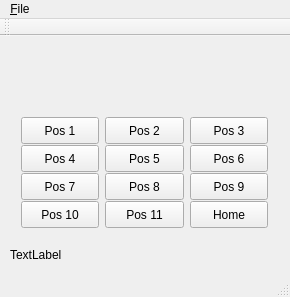
xyficu/flifilterwheelqt, file mainwindow.ui: the form before one commit.
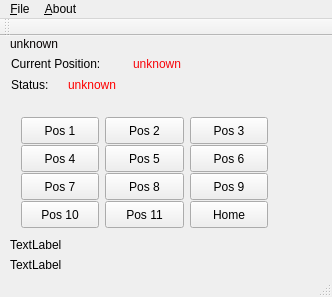
The form after the commit.

What changed in the file:
```diff
--- a/mainwindow.ui
+++ b/mainwindow.ui
@@ -6,7 +6,7 @@
    <rect>
     <x>0</x>
     <y>0</y>
-    <width>290</width>
+    <width>332</width>
     <height>297</height>
    </rect>
   </property>
@@ -18,7 +18,7 @@
     <property name="geometry">
      <rect>
       <x>10</x>
-      <y>210</y>
+      <y>200</y>
       <width>67</width>
       <height>17</height>
      </rect>
@@ -27,57 +27,83 @@
      <string>TextLabel</string>
     </property>
    </widget>
-   <widget class="QWidget" name="">
+   <widget class="QLabel" name="label">
     <property name="geometry">
      <rect>
+      <x>11</x>
+      <y>20</y>
+      <width>116</width>
+      <height>17</height>
+     </rect>
+    </property>
+    <property name="text">
+     <string>&lt;html&gt;&lt;head/&gt;&lt;body&gt;&lt;p&gt;Current Position:&lt;/p&gt;&lt;/body&gt;&lt;/html&gt;</string>
+    </property>
+   </widget>
+   <widget class="QLabel" name="label_2">
+    <property name="geometry">
+     <rect>
+      <x>11</x>
+      <y>41</y>
+      <width>47</width>
+      <height>17</height>
+     </rect>
+    </property>
+    <property name="text">
+     <string>&lt;html&gt;&lt;head/&gt;&lt;body&gt;&lt;p&gt;Status:&lt;/p&gt;&lt;/body&gt;&lt;/html&gt;</string>
+    </property>
+   </widget>
+   <widget class="QLabel" name="label_CurPos">
+    <property name="geometry">
+     <rect>
+      <x>133</x>
+      <y>20</y>
+      <width>63</width>
+      <height>17</height>
+     </rect>
+    </property>
+    <property name="text">
+     <string>&lt;html&gt;&lt;head/&gt;&lt;body&gt;&lt;p&gt;&lt;span style=&quot; color:#f7050b;&quot;&gt;unknown&lt;/span&gt;&lt;/p&gt;&lt;/body&gt;&lt;/html&gt;</string>
+    </property>
+   </widget>
+   <widget class="QLabel" name="label_libVer">
+    <property name="geometry">
+     <rect>
       <x>10</x>
-      <y>10</y>
-      <width>191</width>
-      <height>19</height>
+      <y>0</y>
+      <width>67</width>
+      <height>17</height>
      </rect>
     </property>
-    <layout class="QHBoxLayout" name="horizontalLayout">
-     <item>
-      <widget class="QLabel" name="label">
-       <property name="text">
-        <string>&lt;html&gt;&lt;head/&gt;&lt;body&gt;&lt;p&gt;Current Position:&lt;/p&gt;&lt;/body&gt;&lt;/html&gt;</string>
-       </property>
-      </widget>
-     </item>
-     <item>
-      <widget class="QLabel" name="label_CurPos">
-       <property name="text">
-        <string>&lt;html&gt;&lt;head/&gt;&lt;body&gt;&lt;p&gt;&lt;span style=&quot; color:#f7050b;&quot;&gt;unknown&lt;/span&gt;&lt;/p&gt;&lt;/body&gt;&lt;/html&gt;</string>
-       </property>
-      </widget>
-     </item>
-    </layout>
+    <property name="text">
+     <string>&lt;html&gt;&lt;head/&gt;&lt;body&gt;&lt;p&gt;&lt;span style=&quot; color:#060101;&quot;&gt;unknown&lt;/span&gt;&lt;/p&gt;&lt;/body&gt;&lt;/html&gt;</string>
+    </property>
    </widget>
-   <widget class="QWidget" name="">
+   <widget class="QLabel" name="label_time">
     <property name="geometry">
      <rect>
       <x>10</x>
-      <y>40</y>
-      <width>122</width>
-      <height>19</height>
+      <y>220</y>
+      <width>67</width>
+      <height>17</height>
      </rect>
     </property>
-    <layout class="QHBoxLayout" name="horizontalLayout_2">
-     <item>
-      <widget class="QLabel" name="label_2">
-       <property name="text">
-        <string>&lt;html&gt;&lt;head/&gt;&lt;body&gt;&lt;p&gt;Status:&lt;/p&gt;&lt;/body&gt;&lt;/html&gt;</string>
-       </property>
-      </widget>
-     </item>
-     <item>
-      <widget class="QLabel" name="label_Status">
-       <property name="text">
-        <string>&lt;html&gt;&lt;head/&gt;&lt;body&gt;&lt;p&gt;&lt;span style=&quot; color:#fe0000;&quot;&gt;unknown&lt;/span&gt;&lt;/p&gt;&lt;/body&gt;&lt;/html&gt;</string>
-       </property>
-      </widget>
-     </item>
-    </layout>
+    <property name="text">
+     <string>TextLabel</string>
+    </property>
+   </widget>
+   <widget class="QLabel" name="label_Status">
+    <property name="geometry">
+     <rect>
+      <x>68</x>
+      <y>41</y>
+      <width>63</width>
+      <height>17</height>
+     </rect>
+    </property>
+    <property name="text">
+     <string>&lt;html&gt;&lt;head/&gt;&lt;body&gt;&lt;p&gt;&lt;span style=&quot; color:#fe0000;&quot;&gt;unknown&lt;/span&gt;&lt;/p&gt;&lt;/body&gt;&lt;/html&gt;</string>
+    </property>
    </widget>
    <widget class="QWidget" name="">
     <property name="geometry">
@@ -274,7 +300,7 @@
     <rect>
      <x>0</x>
      <y>0</y>
-     <width>290</width>
+     <width>332</width>
      <height>25</height>
     </rect>
    </property>
@@ -284,7 +310,13 @@
     </property>
     <addaction name="action_muluExit"/>
    </widget>
+   <widget class="QMenu" name="menu_About">
+    <property name="title">
+     <string>&amp;About</string>
+    </property>
+   </widget>
    <addaction name="menuFLI_Filter_Wheel_CFW_12_Controller"/>
+   <addaction name="menu_About"/>
   </widget>
   <widget class="QToolBar" name="mainToolBar">
    <attribute name="toolBarArea">
```
Left out of the diff: 2 changed lines with no effect on the pictures.
